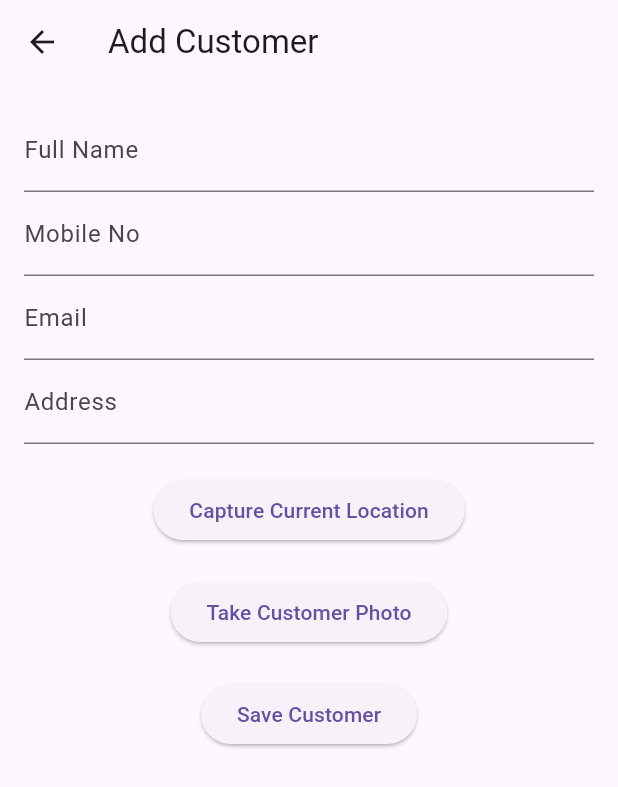
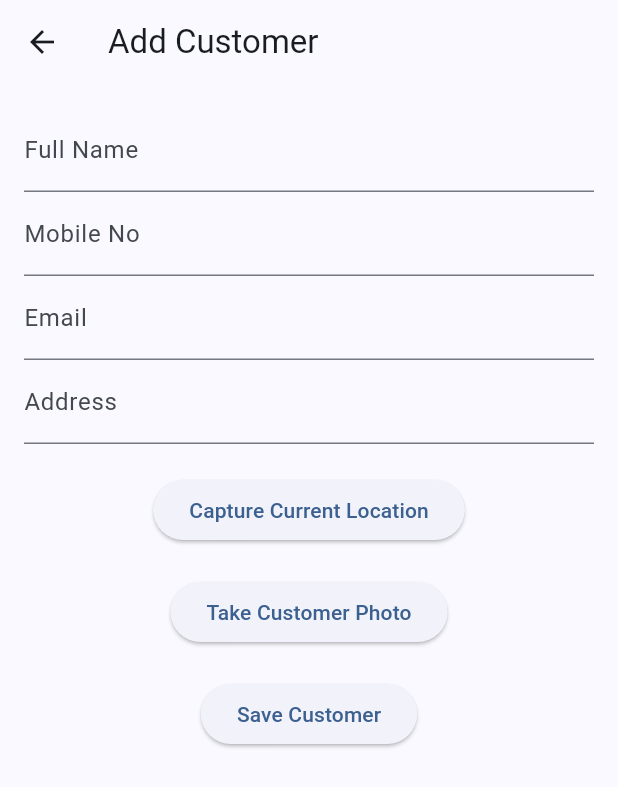
Before and after one commit to krsonu12/assignment_2, a Flutter app: the AddCustomerPage screen opened directly, after a tap on "Take Customer Photo", on a phone screen of 412 x 824 dp. Shown: the top 787 px of the screen. Run offline on Flutter 3.47's test engine with Material 3 defaults, Android fonts, the phone set to English and light mode, and no system bars; our stand-ins replace flutter_mobx, geocoding, geolocator, get_it, image_picker, mobx and 3 more; accounts and stored records are empty; generated files the repository leaves out were written again.

Commit message:
theme added code ref

```diff
--- a/lib/main.dart
+++ b/lib/main.dart
@@ -5,6 +5,7 @@ import 'package:get_it/get_it.dart';
 import 'ui/login_page.dart';
 import 'ui/customer_list_page.dart';
 import 'stores/auth_store.dart';
+import 'package:customer_app/theme.dart' as theme;
 
 void main() async {
   WidgetsFlutterBinding.ensureInitialized();
@@ -22,8 +23,8 @@ class MyApp extends StatelessWidget {
     return MaterialApp(
       title: 'Customer App',
       theme: ThemeData(
-        primarySwatch: Colors.blue,
-        visualDensity: VisualDensity.adaptivePlatformDensity,
+        colorScheme: theme.appColorScheme,
+        useMaterial3: true,
       ),
       home: FutureBuilder(
         future: _authStore.checkLoginStatus(),
--- a/lib/stores/customer_store.dart
+++ b/lib/stores/customer_store.dart
@@ -1,5 +1,6 @@
 import 'package:customer_app/models/customer.dart';
 import 'package:customer_app/services/database_service.dart';
+import 'package:image_picker/image_picker.dart';
 import 'package:mobx/mobx.dart';
 part 'customer_store.g.dart';
 
@@ -11,6 +12,9 @@ abstract class CustomerStoreBase with Store {
   CustomerStoreBase(this._databaseService) {
     loadCustomers();
   }
+
+  @observable
+  String? imagePath;
 
   @observable
   ObservableList<Customer> customers = ObservableList<Customer>();
@@ -27,4 +31,13 @@ abstract class CustomerStoreBase with Store {
     await _databaseService.insertCustomer(customer);
     await loadCustomers();
   }
+
+  @action
+  Future<void> pickImage() async {
+    final pickedFile =
+        await ImagePicker().pickImage(source: ImageSource.gallery);
+    if (pickedFile != null) {
+      imagePath = pickedFile.path;
+    }
+  }
 }
--- /dev/null
+++ b/lib/theme.dart
@@ -0,0 +1,13 @@
+import 'package:flutter/material.dart';
+
+const _seedColor = Color(0xFF004581);
+const _primaryColor = Color(0xFF3C6090);
+const _secondaryColor = Color(0xFF00A0AD);
+const _tertiaryColor = Color(0xFFBF8600);
+
+final appColorScheme = ColorScheme.fromSeed(
+  seedColor: _seedColor,
+  primary: _primaryColor,
+  secondary: _secondaryColor,
+  tertiary: _tertiaryColor,
+);
--- a/lib/ui/add_customer_page.dart
+++ b/lib/ui/add_customer_page.dart
@@ -4,7 +4,6 @@ import 'package:customer_app/stores/location_store.dart';
 import 'package:flutter/material.dart';
 import 'package:flutter_mobx/flutter_mobx.dart';
 import 'package:get_it/get_it.dart';
-import 'package:image_picker/image_picker.dart';
 import '../models/customer.dart';
 import '../stores/customer_store.dart';
 
@@ -25,24 +24,12 @@ class AddCustomerPageState extends State<AddCustomerPage> {
   final _emailController = TextEditingController();
   final _addressController = TextEditingController();
 
-  String? _imagePath;
-
-  Future<void> _pickImage() async {
-    final pickedFile =
-        await ImagePicker().pickImage(source: ImageSource.gallery);
-    if (pickedFile != null) {
-      setState(
-        () {
-          _imagePath = pickedFile.path;
-        },
-      );
-    }
-  }
-
   @override
   Widget build(BuildContext context) {
     return Scaffold(
-      appBar: AppBar(title: const Text('Add Customer')),
+      appBar: AppBar(
+        title: const Text('Add Customer'),
+      ),
       body: SingleChildScrollView(
         padding: const EdgeInsets.all(16.0),
         child: Form(
@@ -85,11 +72,11 @@ class AddCustomerPageState extends State<AddCustomerPage> {
                   Text(_locationStore.geoAddress!),
                 const SizedBox(height: 20),
                 ElevatedButton(
-                  onPressed: _pickImage,
+                  onPressed: _customerStore.pickImage,
                   child: const Text('Take Customer Photo'),
                 ),
-                if (_imagePath != null)
-                  Image.file(File(_imagePath!), height: 100),
+                if (_customerStore.imagePath != null)
+                  Image.file(File(_customerStore.imagePath!), height: 100),
                 const SizedBox(height: 20),
                 ElevatedButton(
                   onPressed: () async {
@@ -102,7 +89,7 @@ class AddCustomerPageState extends State<AddCustomerPage> {
                         );
                         return;
                       }
-                      if (_imagePath == null) {
+                      if (_customerStore.imagePath == null) {
                         ScaffoldMessenger.of(context).showSnackBar(
                           const SnackBar(content: Text('Please take a photo')),
                         );
@@ -117,7 +104,7 @@ class AddCustomerPageState extends State<AddCustomerPage> {
                         longitude: _locationStore.longitude!,
                         geoAddress: _addressController.text +
                             _locationStore.geoAddress!,
-                        imagePath: _imagePath!,
+                        imagePath: _customerStore.imagePath!,
                       );
                       await _customerStore.addCustomer(customer);
                       if (!context.mounted) return;
```
Also changed, not shown: lib/stores/customer_store.g.dart.
